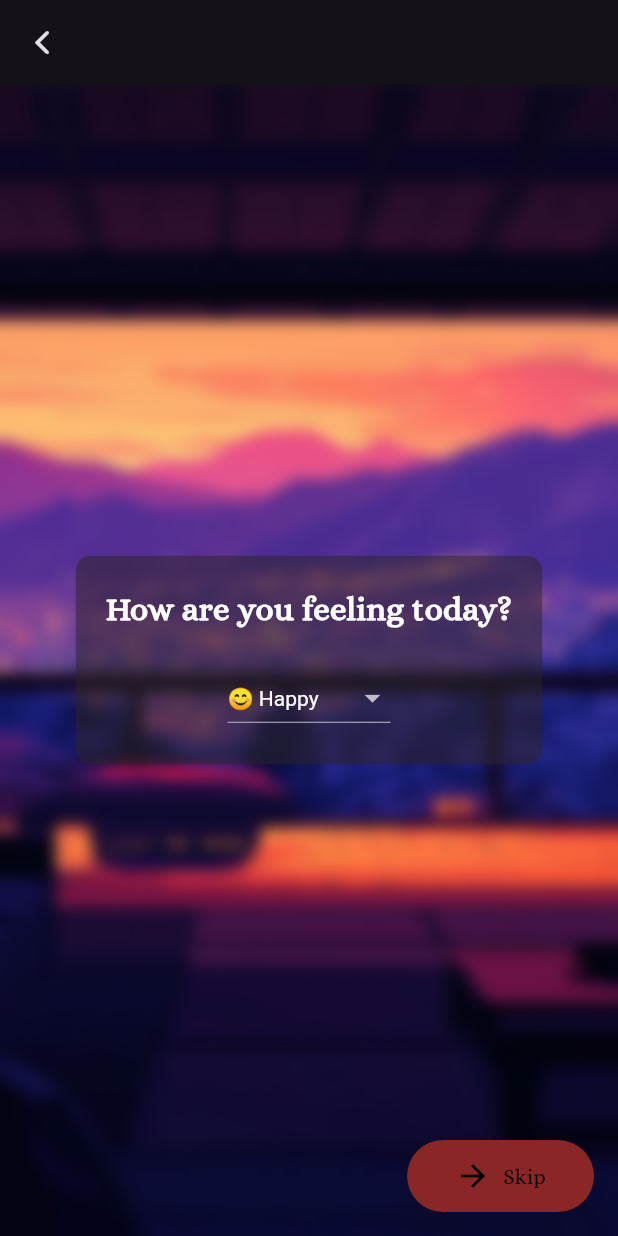
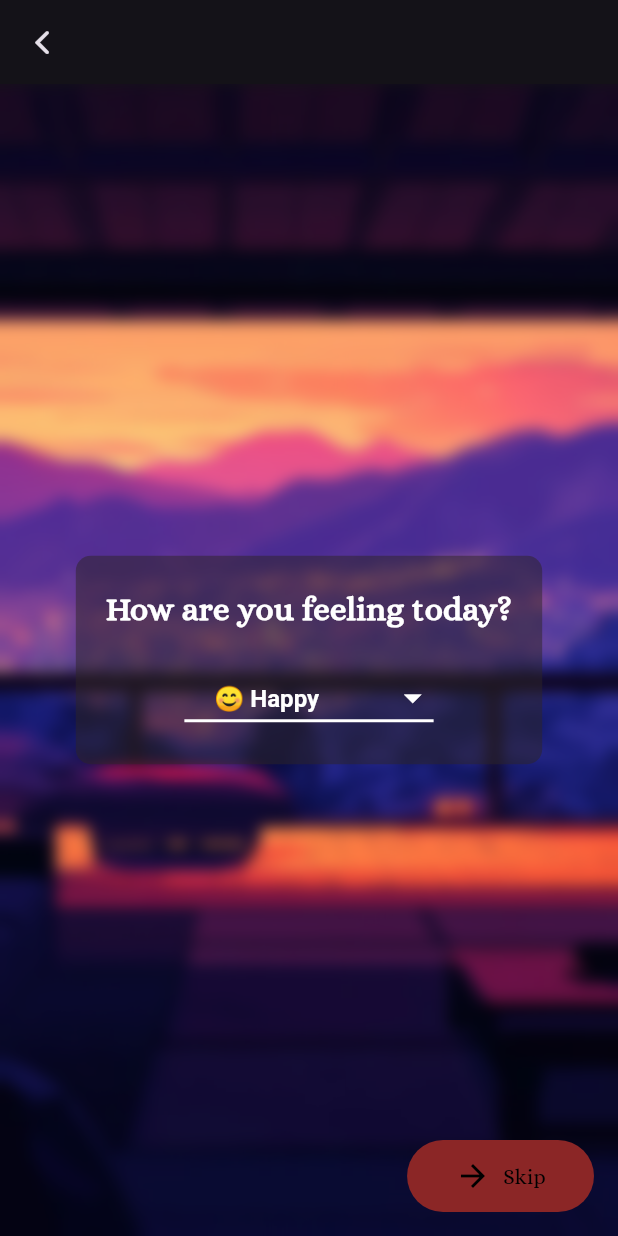
Before and after one commit to Asmika-Panchal/SoulSpace-main, a Flutter app: the screen it shows after launch, item 5 of the bottom bar chosen, after a tap on "😊Mood Entry😰", on a phone screen of 412 x 824 dp. Run offline on Flutter 3.47's test engine with Material 3 defaults, Android fonts, the phone set to English and light mode, and no system bars; missing offline and left inert: gif.

Commit message:
visual-changes

```diff
--- a/lib/main.dart
+++ b/lib/main.dart
@@ -30,7 +30,6 @@ class MyApp extends StatelessWidget {
           primaryColor: CupertinoColors.activeBlue,
           fontFamily: 'Alice'),
       home: const SoulBotHome(),
-
       // home: const Mood1Screen(),
       // home: const Mood2Screen(),
       // home: const Mood3Screen(),
--- a/lib/screens/homescreen.dart
+++ b/lib/screens/homescreen.dart
@@ -2,10 +2,10 @@ import 'dart:ui';
 
 import 'package:flutter/cupertino.dart';
 import 'package:flutter/material.dart';
+import 'package:soul/screens/profile_view.dart'; // Import your ProfileScreen
 import 'package:soul/screens/soulspace.dart';
 import 'package:soul/screens/soulvoice_view.dart';
 import 'package:soul/screens/statsscreen.dart';
-import 'package:soul/screens/profile_view.dart'; // Import your ProfileScreen
 
 class HomeScreen extends StatelessWidget {
   const HomeScreen({super.key});
@@ -84,10 +84,13 @@ class SoulHomeScreen extends StatelessWidget {
                                       const ProfileScreen()), // Navigate to ProfileScreen
                             );
                           },
-                          child: CircleAvatar(
-                            backgroundColor: Colors.white,
-                            radius: screenHeight * 0.04,
-                            child: Image.asset("assets/profile.png"),
+                          child: Hero(
+                            tag: "my-hero-animation-tag",
+                            child: CircleAvatar(
+                              backgroundColor: Colors.white,
+                              radius: screenHeight * 0.04,
+                              child: Image.asset("assets/profile.png"),
+                            ),
                           ),
                         ),
                       ],
--- a/lib/screens/mood1.dart
+++ b/lib/screens/mood1.dart
@@ -40,12 +40,14 @@ class _Mood1ScreenState extends State<Mood1Screen> {
           Container(
             decoration: const BoxDecoration(
               image: DecorationImage(
-                image: AssetImage('assets/mood_1.webp'), // Add your background image here
+                image: AssetImage(
+                    'assets/mood_1.webp'), // Add your background image here
                 fit: BoxFit.cover,
               ),
             ),
             child: BackdropFilter(
-              filter: ImageFilter.blur(sigmaX: 5.0, sigmaY: 5.0), // Apply blur to background
+              filter: ImageFilter.blur(
+                  sigmaX: 5.0, sigmaY: 5.0), // Apply blur to background
               child: Container(
                 decoration: BoxDecoration(
                   color: Colors.white.withOpacity(0.0), // Transparent overlay
@@ -58,11 +60,14 @@ class _Mood1ScreenState extends State<Mood1Screen> {
           Center(
             child: Container(
               decoration: BoxDecoration(
-                color: const Color.fromARGB(255, 45, 36, 36).withOpacity(0.5), // Black color with 50% opacity
+                color: const Color.fromARGB(255, 45, 36, 36)
+                    .withOpacity(0.5), // Black color with 50% opacity
                 borderRadius: BorderRadius.circular(10), // Rounded corners
               ),
-              padding: const EdgeInsets.all(20.0), // Padding inside the black tray
-              margin: const EdgeInsets.symmetric(horizontal: 20.0), // Margin to provide space on the sides
+              padding:
+                  const EdgeInsets.all(20.0), // Padding inside the black tray
+              margin: const EdgeInsets.symmetric(
+                  horizontal: 20.0), // Margin to provide space on the sides
               child: Column(
                 mainAxisSize: MainAxisSize.min, // Minimize height to content
                 children: [
@@ -76,27 +81,56 @@ class _Mood1ScreenState extends State<Mood1Screen> {
                     ),
                     textAlign: TextAlign.center,
                   ),
-                  const SizedBox(height: 20), // Space between the text and dropdown
+                  const SizedBox(
+                      height: 20), // Space between the text and dropdown
 
                   // Dropdown menu for mood selection
                   DropdownButton<String>(
                     value: selectedMood,
+                    borderRadius: BorderRadius.all(
+                        Radius.circular(20)), // Rounded corners
+                    dropdownColor: const Color.fromARGB(
+                        255, 45, 36, 36), // Background color of dropdown
+                    style: const TextStyle(
+                      color: Colors.white,
+                      fontSize: 16,
+                      fontWeight: FontWeight.w500, // Improved font style
+                    ),
+                    icon: const Icon(
+                      Icons.arrow_drop_down,
+                      color: Colors.white, // Custom icon color
+                      size: 28, // Larger icon size
+                    ),
+                    underline: Container(
+                      height: 2,
+                      color: const Color.fromARGB(
+                          255, 255, 255, 255), // Custom underline color
+                    ),
                     onChanged: (String? newValue) {
                       setState(() {
                         selectedMood = newValue!;
                       });
                     },
-                    items: moods.map((String mood) {
+                    items: moods.map<DropdownMenuItem<String>>((String mood) {
                       return DropdownMenuItem<String>(
+                        alignment: Alignment.center, // Centered text
                         value: mood,
-                        child: Text(
-                          mood,
-                          style: const TextStyle(color: Colors.white),
+                        child: Padding(
+                          padding: const EdgeInsets.symmetric(
+                              vertical: 10.0,
+                              horizontal: 20.0), // Padding inside dropdown
+                          child: Text(
+                            mood,
+                            style: const TextStyle(
+                              color: Colors.white, // Text color
+                              fontSize: 16, // Text size
+                              fontWeight: FontWeight
+                                  .bold, // Bold text for better appearance
+                            ),
+                          ),
                         ),
                       );
                     }).toList(),
-                    dropdownColor: const Color.fromARGB(255, 45, 36, 36), // Dropdown background color
-                    style: const TextStyle(color: Colors.white),
                   ),
                 ],
               ),
@@ -107,28 +141,33 @@ class _Mood1ScreenState extends State<Mood1Screen> {
           Align(
             alignment: Alignment.bottomRight,
             child: Padding(
-              padding: const EdgeInsets.all(16.0), // Adds some space from the edges
+              padding:
+                  const EdgeInsets.all(16.0), // Adds some space from the edges
               child: InkWell(
                 onTap: () {
                   Navigator.push(
                     context,
                     MaterialPageRoute(
-                      builder: (context) => const Mood2Screen(), // Navigate to Mood2Screen
+                      builder: (context) =>
+                          const Mood2Screen(), // Navigate to Mood2Screen
                     ),
                   );
                 },
                 child: Container(
                   decoration: BoxDecoration(
-                    color: const Color.fromARGB(255, 139, 38, 38), // Custom background color
+                    color: const Color.fromARGB(
+                        255, 139, 38, 38), // Custom background color
                     borderRadius: BorderRadius.circular(30),
                   ),
-                  padding: const EdgeInsets.symmetric(horizontal: 32, vertical: 12),
-                  child: Row(
+                  padding:
+                      const EdgeInsets.symmetric(horizontal: 32, vertical: 12),
+                  child: const Row(
                     mainAxisSize: MainAxisSize.min,
                     children: [
-                      const Icon(Icons.arrow_forward, color: Colors.black), // Icon with black color
-                      const SizedBox(width: 8),
-                      const Text(
+                      Icon(Icons.arrow_forward,
+                          color: Colors.black), // Icon with black color
+                      SizedBox(width: 8),
+                      Text(
                         "Skip",
                         style: TextStyle(
                           color: Colors.black, // Black text for "Skip"
--- a/lib/screens/mood2.dart
+++ b/lib/screens/mood2.dart
@@ -93,28 +93,33 @@ class Mood2Screen extends StatelessWidget {
           Align(
             alignment: Alignment.bottomRight,
             child: Padding(
-              padding: const EdgeInsets.all(16.0), // Adds some space from the edges
+              padding:
+                  const EdgeInsets.all(16.0), // Adds some space from the edges
               child: InkWell(
                 onTap: () {
                   Navigator.push(
                     context,
                     MaterialPageRoute(
-                      builder: (context) => const Mood3Screen(), // Navigate to Mood2Screen
+                      builder: (context) =>
+                          const Mood3Screen(), // Navigate to Mood2Screen
                     ),
                   );
                 },
                 child: Container(
                   decoration: BoxDecoration(
-                    color: const Color.fromARGB(255, 139, 38, 38), // Custom background color
+                    color: const Color.fromARGB(
+                        255, 139, 38, 38), // Custom background color
                     borderRadius: BorderRadius.circular(30),
                   ),
-                  padding: const EdgeInsets.symmetric(horizontal: 32, vertical: 12),
-                  child: Row(
+                  padding:
+                      const EdgeInsets.symmetric(horizontal: 32, vertical: 12),
+                  child: const Row(
                     mainAxisSize: MainAxisSize.min,
                     children: [
-                      const Icon(Icons.arrow_forward, color: Colors.black), // Icon with black color
-                      const SizedBox(width: 8),
-                      const Text(
+                      Icon(Icons.arrow_forward,
+                          color: Colors.black), // Icon with black color
+                      SizedBox(width: 8),
+                      Text(
                         "Skip",
                         style: TextStyle(
                           color: Colors.black, // Black text for "Skip"
--- a/lib/screens/navigationscreen.dart
+++ b/lib/screens/navigationscreen.dart
@@ -35,16 +35,16 @@ class _SoulBotHomeState extends State<SoulBotHome> {
             currentPageIndex = index;
           });
         },
+        animationDuration: Duration(milliseconds: 800),
         indicatorColor: Colors.deepPurple,
+        backgroundColor: const Color.fromARGB(255, 46, 5, 53),
+        indicatorShape: RoundedRectangleBorder(
+          borderRadius: BorderRadius.circular(16), // Makes it rounder
+        ),
+        labelBehavior: NavigationDestinationLabelBehavior.onlyShowSelected,
         selectedIndex: currentPageIndex,
         destinations: const [
-          NavigationDestination(
-              selectedIcon: Icon(
-                CupertinoIcons.home,
-                color: Colors.white,
-              ),
-              icon: Icon(CupertinoIcons.home),
-              label: "Home"),
+          NavigationDestination(icon: Icon(CupertinoIcons.home), label: "Home"),
           NavigationDestination(
               icon: Icon(CupertinoIcons.chat_bubble_fill), label: "SoulBot"),
           NavigationDestination(
--- a/lib/screens/profile_view.dart
+++ b/lib/screens/profile_view.dart
@@ -41,12 +41,15 @@ class _ProfileScreenState extends State<ProfileScreen> {
               padding: const EdgeInsets.symmetric(vertical: 20),
               child: Column(
                 children: [
-                  const CircleAvatar(
-                    radius: 70,
-                    backgroundColor: Colors.black,
+                  const Hero(
+                    tag: "my-hero-animation-tag",
                     child: CircleAvatar(
-                      radius: 65,
-                      backgroundImage: AssetImage('assets/profile.png'),
+                      radius: 70,
+                      backgroundColor: Colors.black,
+                      child: CircleAvatar(
+                        radius: 65,
+                        backgroundImage: AssetImage('assets/profile.png'),
+                      ),
                     ),
                   ),
                   const SizedBox(height: 15),
@@ -145,7 +148,7 @@ class _ProfileScreenState extends State<ProfileScreen> {
                       trailing: const Icon(CupertinoIcons.gauge),
                     ),
                   ),
-                 InkWell(
+                  InkWell(
                     onTap: () {
                       Navigator.push(
                         context,
--- a/lib/screens/soulvoice_view.dart
+++ b/lib/screens/soulvoice_view.dart
@@ -1,5 +1,6 @@
 import 'dart:ui';
 
+import 'package:flutter/cupertino.dart';
 import 'package:flutter/material.dart';
 // ignore: depend_on_referenced_packages
 import 'package:gif/gif.dart';
@@ -72,7 +73,7 @@ class _SoulVoiceScreenState extends State<SoulVoiceScreen>
                 Gif(
                   autostart: Autostart.loop,
                   placeholder: (context) =>
-                      const Center(child: CircularProgressIndicator()),
+                      const Center(child: Icon(CupertinoIcons.mic_circle_fill)),
                   image: const AssetImage('assets/mic.gif'),
                 ),
                 const SizedBox(height: 30),
```
